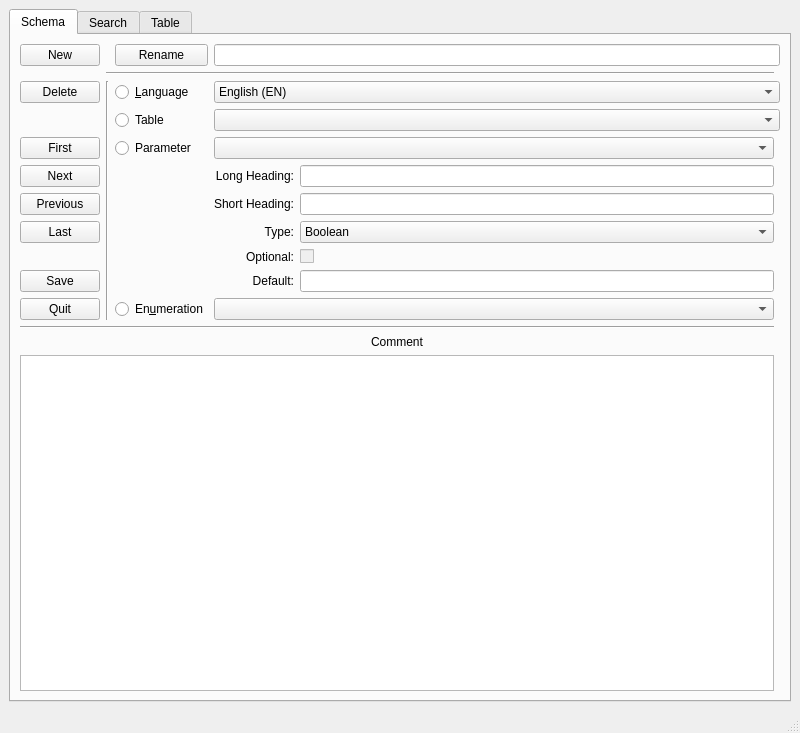
Before: the Qt Designer form tables_editor.ui in waynegramlich/table_tools, drawn with Qt 5.
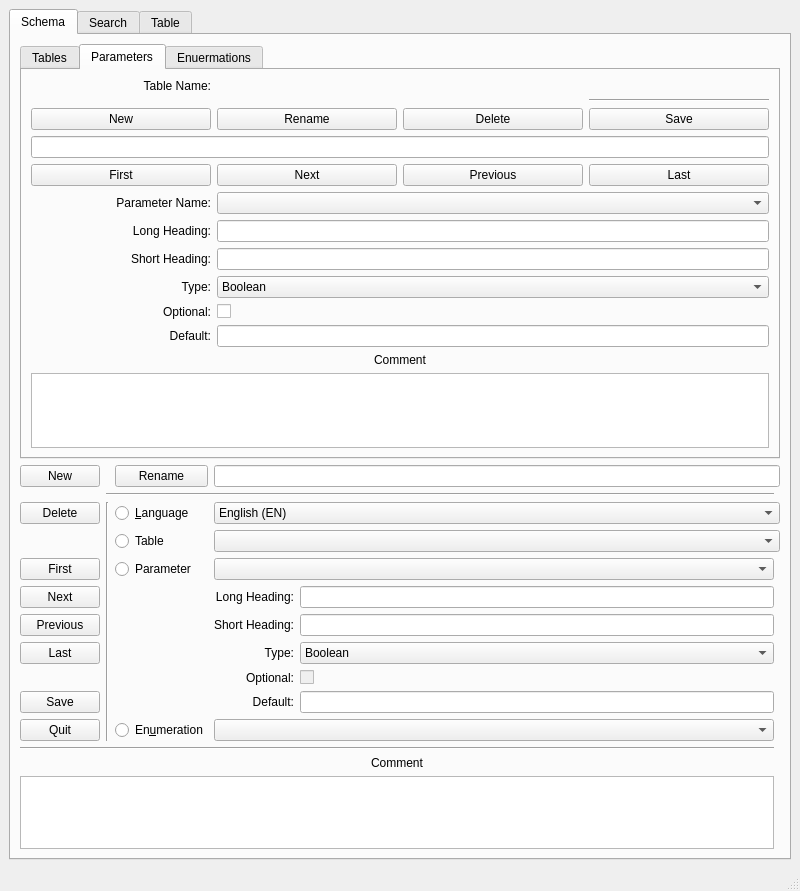
After: the same form once the commit is applied. The open tabs and pages were chosen to show the change.

Commit message: More tabification of user interface.

What changed in the file:
```diff
--- a/tables_editor.ui
+++ b/tables_editor.ui
@@ -7,7 +7,7 @@
     <x>0</x>
     <y>0</y>
     <width>800</width>
-    <height>733</height>
+    <height>891</height>
    </rect>
   </property>
   <property name="sizePolicy">
@@ -26,9 +26,9 @@
      <verstretch>1</verstretch>
     </sizepolicy>
    </property>
-   <layout class="QGridLayout" name="gridLayout">
+   <layout class="QGridLayout" name="gridLayout_5">
     <item row="0" column="0">
-     <widget class="QTabWidget" name="tabs">
+     <widget class="QTabWidget" name="root_tabs">
       <property name="sizePolicy">
        <sizepolicy hsizetype="Expanding" vsizetype="Expanding">
         <horstretch>1</horstretch>
@@ -53,6 +53,325 @@
        </attribute>
        <layout class="QGridLayout" name="gridLayout_2">
         <item row="0" column="0">
+         <widget class="QTabWidget" name="schema_tabs">
+          <property name="currentIndex">
+           <number>1</number>
+          </property>
+          <widget class="QWidget" name="tables_tab">
+           <attribute name="title">
+            <string>Tables</string>
+           </attribute>
+           <layout class="QGridLayout" name="tables_grid">
+            <item row="3" column="0">
+             <widget class="QPushButton" name="tables_first">
+              <property name="text">
+               <string>First</string>
+              </property>
+             </widget>
+            </item>
+            <item row="1" column="0">
+             <widget class="QPushButton" name="tables_new">
+              <property name="text">
+               <string>New</string>
+              </property>
+             </widget>
+            </item>
+            <item row="5" column="0">
+             <widget class="QLabel" name="tables_name_label">
+              <property name="text">
+               <string>Table Name:</string>
+              </property>
+              <property name="alignment">
+               <set>Qt::AlignRight|Qt::AlignTrailing|Qt::AlignVCenter</set>
+              </property>
+             </widget>
+            </item>
+            <item row="3" column="3">
+             <widget class="QPushButton" name="tables_last">
+              <property name="text">
+               <string>Last</string>
+              </property>
+             </widget>
+            </item>
+            <item row="1" column="1">
+             <widget class="QPushButton" name="tables_rename">
+              <property name="text">
+               <string>Rename</string>
+              </property>
+             </widget>
+            </item>
+            <item row="1" column="2">
+             <widget class="QPushButton" name="tables_delete">
+              <property name="text">
+               <string>Delete</string>
+              </property>
+             </widget>
+            </item>
+            <item row="2" column="0" colspan="4">
+             <widget class="QLineEdit" name="tables_line"/>
+            </item>
+            <item row="3" column="1">
+             <widget class="QPushButton" name="tables_next">
+              <property name="text">
+               <string>Next</string>
+              </property>
+             </widget>
+            </item>
+            <item row="1" column="3">
+             <widget class="QPushButton" name="tables_save">
+              <property name="text">
+               <string>Save</string>
+              </property>
+             </widget>
+            </item>
+            <item row="5" column="1" colspan="3">
+             <widget class="QComboBox" name="tables_combo"/>
+            </item>
+            <item row="7" column="0" colspan="4">
+             <widget class="QLabel" name="tables_comment_label">
+              <property name="text">
+               <string>Comment</string>
+              </property>
+              <property name="alignment">
+               <set>Qt::AlignCenter</set>
+              </property>
+             </widget>
+            </item>
+            <item row="3" column="2">
+             <widget class="QPushButton" name="tables_previous">
+              <property name="text">
+               <string>Previous</string>
+              </property>
+             </widget>
+            </item>
+            <item row="8" column="0" colspan="4">
+             <widget class="QPlainTextEdit" name="tables_text_edit"/>
+            </item>
+           </layout>
+          </widget>
+          <widget class="QWidget" name="parameters_tab">
+           <attribute name="title">
+            <string>Parameters</string>
+           </attribute>
+           <layout class="QGridLayout" name="gridLayout_6">
+            <item row="0" column="0">
+             <layout class="QGridLayout" name="gridLayout">
+              <item row="0" column="1" colspan="3">
+               <widget class="QLabel" name="parameters_table_name">
+                <property name="text">
+                 <string/>
+                </property>
+               </widget>
+              </item>
+              <item row="5" column="1" colspan="3">
+               <widget class="QComboBox" name="parameters_combo"/>
+              </item>
+              <item row="3" column="0" colspan="4">
+               <widget class="QLineEdit" name="parameters_line"/>
+              </item>
+              <item row="6" column="0">
+               <widget class="QLabel" name="parameters_long_label">
+                <property name="text">
+                 <string>Long Heading:</string>
+                </property>
+                <property name="alignment">
+                 <set>Qt::AlignRight|Qt::AlignTrailing|Qt::AlignVCenter</set>
+                </property>
+               </widget>
+              </item>
+              <item row="5" column="0">
+               <widget class="QLabel" name="parameters_name_label">
+                <property name="text">
+                 <string>Parameter Name:</string>
+                </property>
+                <property name="alignment">
+                 <set>Qt::AlignRight|Qt::AlignTrailing|Qt::AlignVCenter</set>
+                </property>
+               </widget>
+              </item>
+              <item row="1" column="3">
+               <widget class="Line" name="parameters_horizontal_line">
+                <property name="orientation">
+                 <enum>Qt::Horizontal</enum>
+                </property>
+               </widget>
+              </item>
+              <item row="2" column="0">
+               <widget class="QPushButton" name="parameters_new">
+                <property name="text">
+                 <string>New</string>
+                </property>
+               </widget>
+              </item>
+              <item row="4" column="3">
+               <widget class="QPushButton" name="parameters_last">
+                <property name="text">
+                 <string>Last</string>
+                </property>
+               </widget>
+              </item>
+              <item row="6" column="1" colspan="3">
+               <widget class="QLineEdit" name="parameters_long_line"/>
+              </item>
+              <item row="4" column="0">
+               <widget class="QPushButton" name="parameters_first">
+                <property name="text">
+                 <string>First</string>
+                </property>
+               </widget>
+              </item>
+              <item row="9" column="0">
+               <widget class="QLabel" name="parameters_optional_label">
+                <property name="text">
+                 <string>Optional:</string>
+                </property>
+                <property name="alignment">
+                 <set>Qt::AlignRight|Qt::AlignTrailing|Qt::AlignVCenter</set>
+                </property>
+               </widget>
+              </item>
+              <item row="12" column="0" colspan="4">
+               <widget class="QPlainTextEdit" name="parameters_comment_text"/>
+              </item>
+              <item row="4" column="1">
+               <widget class="QPushButton" name="parameters_next">
+                <property name="text">
+                 <string>Next</string>
+                </property>
+               </widget>
+              </item>
+              <item row="7" column="1" colspan="3">
+               <widget class="QLineEdit" name="parameters_short_line"/>
+              </item>
+              <item row="9" column="1" colspan="3">
+               <widget class="QCheckBox" name="parameters_optional_check">
+                <property name="text">
+                 <string/>
+                </property>
+               </widget>
+              </item>
+              <item row="8" column="0">
+               <widget class="QLabel" name="parameters_type_label">
+                <property name="text">
+                 <string>Type:</string>
+                </property>
+                <property name="alignment">
+                 <set>Qt::AlignRight|Qt::AlignTrailing|Qt::AlignVCenter</set>
+                </property>
+               </widget>
+              </item>
+              <item row="10" column="0">
+               <widget class="QLabel" name="parameters_default_label">
+                <property name="text">
+                 <string>Default:</string>
+                </property>
+                <property name="alignment">
+                 <set>Qt::AlignRight|Qt::AlignTrailing|Qt::AlignVCenter</set>
+                </property>
+               </widget>
+              </item>
+              <item row="10" column="1" colspan="3">
+               <widget class="QLineEdit" name="parameters_default_line"/>
+              </item>
+              <item row="2" column="3">
+               <widget class="QPushButton" name="parameters_save">
+                <property name="text">
+                 <string>Save</string>
+                </property>
+               </widget>
+              </item>
+              <item row="2" column="2">
+               <widget class="QPushButton" name="parameters_delete">
+                <property name="text">
+                 <string>Delete</string>
+                </property>
+               </widget>
+              </item>
+              <item row="2" column="1">
+               <widget class="QPushButton" name="parameters_rename">
+                <property name="text">
+                 <string>Rename</string>
+                </property>
+               </widget>
+              </item>
+              <item row="8" column="1" colspan="3">
+               <widget class="QComboBox" name="parameters_type_combo">
+                <item>
+                 <property name="text">
+                  <string>Boolean</string>
+                 </property>
+                </item>
+                <item>
+                 <property name="text">
+                  <string>Enumeration</string>
+                 </property>
+                </item>
+                <item>
+                 <property name="text">
+                  <string>Integer</string>
+                 </property>
+                </item>
+                <item>
+                 <property name="text">
+                  <string>Float</string>
+                 </property>
+                </item>
+                <item>
+                 <property name="text">
+                  <string>String</string>
+                 </property>
+                </item>
+               </widget>
+              </item>
+              <item row="4" column="2">
+               <widget class="QPushButton" name="parameters_previous">
+                <property name="text">
+                 <string>Previous</string>
+                </property>
+               </widget>
+              </item>
+              <item row="0" column="0">
+               <widget class="QLabel" name="parameters_table_label">
+                <property name="text">
+                 <string>Table Name:</string>
+                </property>
+                <property name="alignment">
+                 <set>Qt::AlignRight|Qt::AlignTrailing|Qt::AlignVCenter</set>
+                </property>
+               </widget>
+              </item>
+              <item row="7" column="0">
+               <widget class="QLabel" name="parameters_short_label">
+                <property name="text">
+                 <string>Short Heading:</string>
+                </property>
+                <property name="alignment">
+                 <set>Qt::AlignRight|Qt::AlignTrailing|Qt::AlignVCenter</set>
+                </property>
+               </widget>
+              </item>
+              <item row="11" column="0" colspan="4">
+               <widget class="QLabel" name="parameters_comment_label">
+                <property name="text">
+                 <string>Comment</string>
+                </property>
+                <property name="alignment">
+                 <set>Qt::AlignCenter</set>
+                </property>
+               </widget>
+              </item>
+             </layout>
+            </item>
+           </layout>
+          </widget>
+          <widget class="QWidget" name="enumeration_tab">
+           <attribute name="title">
+            <string>Enuermations</string>
+           </attribute>
+          </widget>
+         </widget>
+        </item>
+        <item row="1" column="0">
          <layout class="QGridLayout" name="schema_grid">
           <item row="9" column="3">
            <widget class="QLabel" name="parameter_default_label">
```
Left out of the diff: 2 changed lines with no effect on the pictures. The commit also changes 1 other file.
